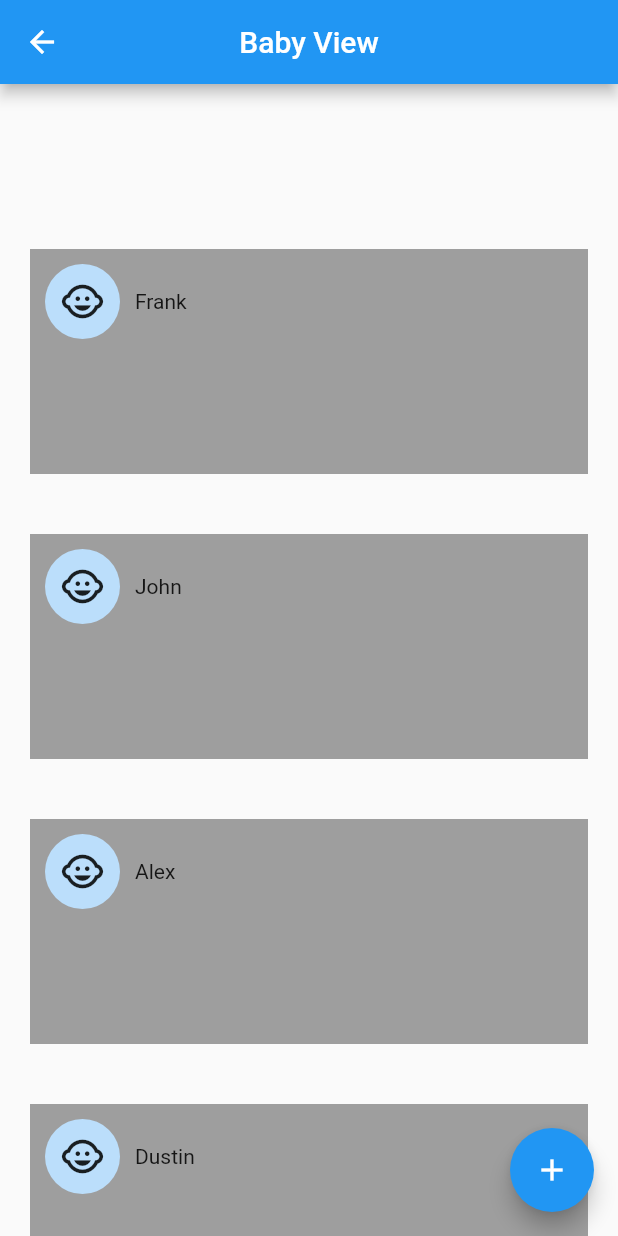
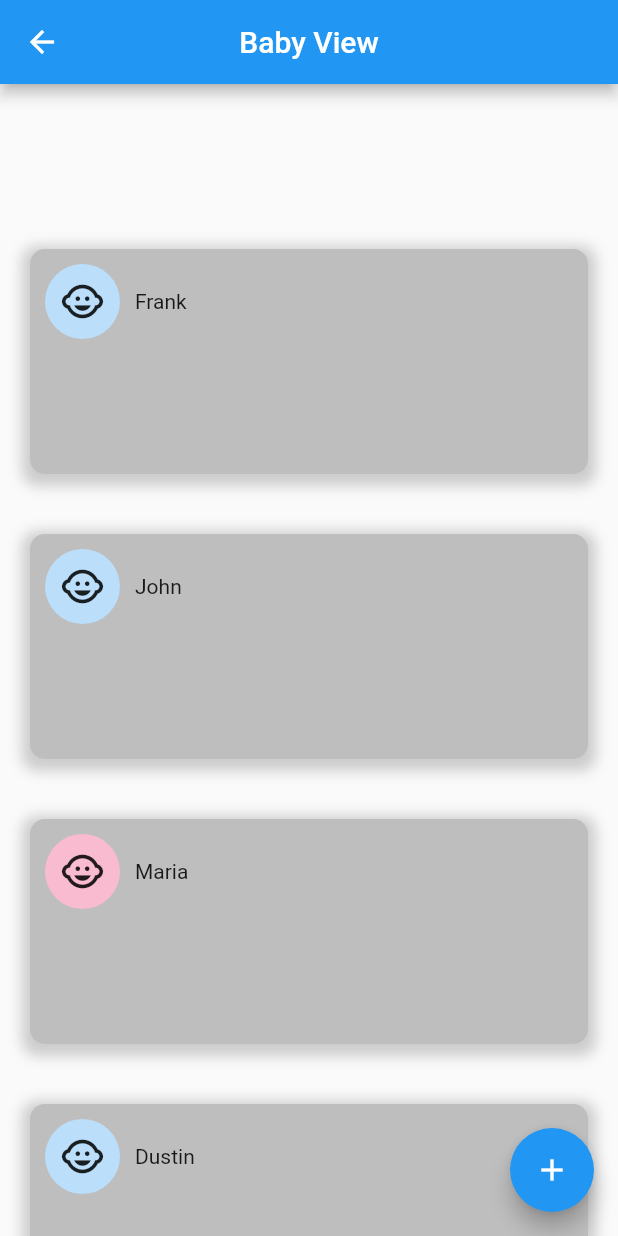
Before and after one commit to hwin1276/CS4901-Time-Complexity, a Flutter app: the BabyList screen opened directly, on a phone screen of 412 x 824 dp. Run offline on Flutter 3.47's test engine with Material 2 defaults, Android fonts, the phone set to English and light mode, and no system bars; our stand-ins replace sqflite; accounts and stored records are empty.

Commit message:
Added gender
Baby card color changes with respect to gender

```diff
--- a/BabyTracker/baby_tracker/lib/baby_card.dart
+++ b/BabyTracker/baby_tracker/lib/baby_card.dart
@@ -15,18 +15,38 @@ class BabyCard extends StatelessWidget {
       child: Container(
           margin: const EdgeInsets.all(20),
           height: 150,
-          decoration: const BoxDecoration(color: Colors.grey),
+          decoration: BoxDecoration(
+            color: Color.fromARGB(255, 190, 190, 190),
+            borderRadius: BorderRadius.only(
+                topLeft: Radius.circular(10),
+                topRight: Radius.circular(10),
+                bottomLeft: Radius.circular(10),
+                bottomRight: Radius.circular(10)),
+            boxShadow: [
+              BoxShadow(
+                color: Colors.grey.withOpacity(0.5),
+                spreadRadius: 5,
+                blurRadius: 7,
+                offset: Offset(0, 3), // changes position of shadow
+              ),
+            ],
+          ),
           child: Stack(
             children: [
               Padding(
                 padding: const EdgeInsets.all(10.0),
                 child: Row(children: [
                   ClipOval(
-                    child: Container(
-                        color: Colors.blue[100],
-                        padding: const EdgeInsets.all(10),
-                        child: const Icon(Icons.child_care, size: 30)),
-                  ),
+                      child: baby.gender
+                          ? Container(
+                              // if male then color = blue
+                              color: Colors.blue[100],
+                              padding: const EdgeInsets.all(10),
+                              child: const Icon(Icons.child_care, size: 30))
+                          : Container(
+                              color: Colors.pink[100], // if female
+                              padding: const EdgeInsets.all(10),
+                              child: const Icon(Icons.child_care, size: 30))),
                   const SizedBox(width: 10),
                   Text(baby.name),
                 ]),
--- a/BabyTracker/baby_tracker/lib/objects/baby.dart
+++ b/BabyTracker/baby_tracker/lib/objects/baby.dart
@@ -4,21 +4,23 @@ class Baby {
   late int babyid;
   late int parentid;
   late String name;
+  late bool gender; // true = male , false = female
   List<Event>? events;
 
   Baby(
       {required this.babyid,
       required this.parentid,
       required this.name,
+      required this.gender,
       this.events});
 
   static List<Baby> babyList() {
     return [
       // Sample data for baby list
-      Baby(babyid: 0, parentid: 0, name: 'Frank'),
-      Baby(babyid: 1, parentid: 0, name: 'John'),
-      Baby(babyid: 2, parentid: 1, name: 'Alex'),
-      Baby(babyid: 3, parentid: 2, name: 'Dustin'),
+      Baby(babyid: 0, parentid: 0, name: 'Frank', gender: true),
+      Baby(babyid: 1, parentid: 0, name: 'John', gender: true),
+      Baby(babyid: 2, parentid: 1, name: 'Maria', gender: false),
+      Baby(babyid: 3, parentid: 2, name: 'Dustin', gender: true),
     ];
   }
 }
```
